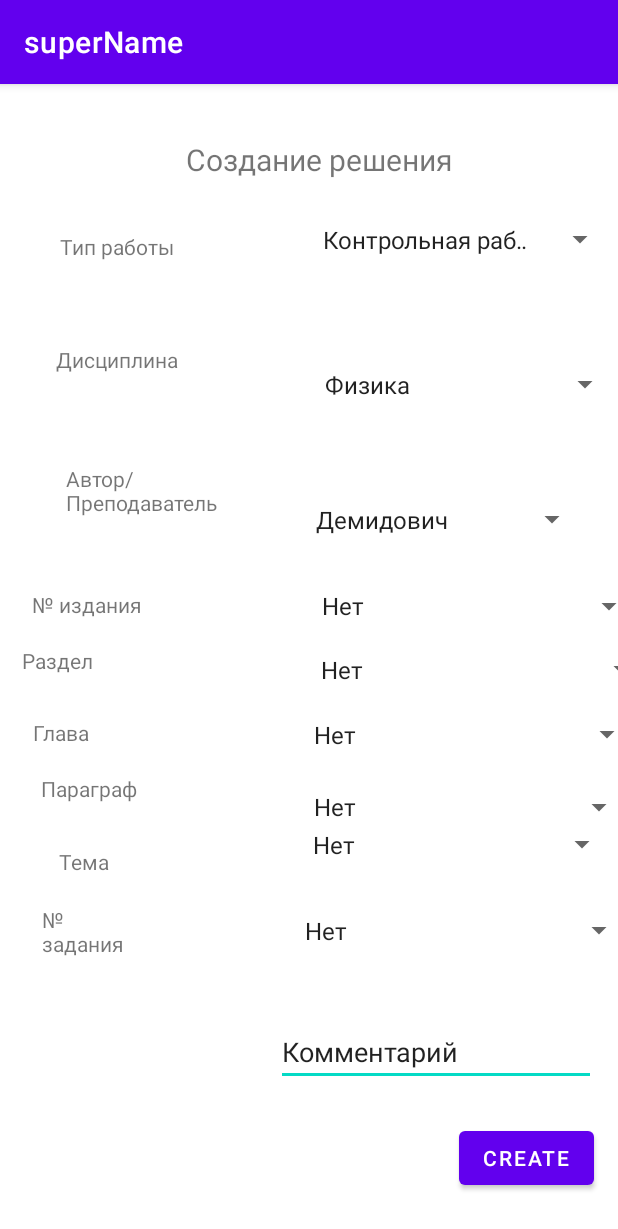
After one commit to AleksandrMandrov/Bank-of-information, an Android app: the Download screen opened directly, with no data from a screen before it, on a phone screen of 412 x 824 dp. The commit adds this screen. Shown: the top 1229 px of the screen. Run offline under Robolectric (Android 15) with nearby library versions, the phone set to English and light mode, and no system bars.

Commit message:
Downloadpage

```diff
--- a/app/src/main/AndroidManifest.xml
+++ b/app/src/main/AndroidManifest.xml
@@ -10,6 +10,9 @@
         android:supportsRtl="true"
         android:theme="@style/Theme.MyApplication">
         <activity
+            android:name=".Download"
+            android:exported="true" />
+        <activity
             android:name=".LastSolutions"
             android:exported="true"
             android:label="Последние решения" />
@@ -17,7 +20,7 @@
             android:name=".RegisterActivity"
             android:exported="true"
             android:label="Регистрация"
-            android:screenOrientation="portrait"/>
+            android:screenOrientation="portrait" />
         <activity
             android:name=".MainActivity"
             android:exported="true"
--- /dev/null
+++ b/app/src/main/java/com/example/myapplication/Download.java
@@ -0,0 +1,14 @@
+package com.example.myapplication;
+
+import androidx.appcompat.app.AppCompatActivity;
+
+import android.os.Bundle;
+
+public class Download extends AppCompatActivity {
+
+    @Override
+    protected void onCreate(Bundle savedInstanceState) {
+        super.onCreate(savedInstanceState);
+        setContentView(R.layout.activity_download);
+    }
+}
--- a/app/src/main/java/com/example/myapplication/LastSolutions.java
+++ b/app/src/main/java/com/example/myapplication/LastSolutions.java
@@ -2,8 +2,10 @@ package com.example.myapplication;
 
 import androidx.appcompat.app.AppCompatActivity;
 
+import android.content.Intent;
+import android.os.Bundle;
+import android.view.View;
 
-import android.os.Bundle;
 
 public class LastSolutions extends AppCompatActivity {
 
@@ -15,4 +17,9 @@ public class LastSolutions extends AppCompatActivity {
 
     }
 
+    public void moveToDownload(View view) {
+        Intent intent = new Intent(this, Download.class);
+        startActivity(intent);
+    }
+
 }
--- /dev/null
+++ b/app/src/main/res/layout/activity_download.xml
@@ -0,0 +1,317 @@
+<?xml version="1.0" encoding="utf-8"?>
+<androidx.constraintlayout.widget.ConstraintLayout xmlns:android="http://schemas.android.com/apk/res/android"
+    xmlns:app="http://schemas.android.com/apk/res-auto"
+    xmlns:tools="http://schemas.android.com/tools"
+    android:layout_width="match_parent"
+    android:layout_height="match_parent"
+    tools:context=".Download">
+
+
+    <TextView
+        android:id="@+id/textview_second"
+        android:layout_width="wrap_content"
+        android:layout_height="wrap_content"
+        android:layout_marginBottom="75dp"
+        app:layout_constraintBottom_toTopOf="@+id/spinner2"
+        app:layout_constraintEnd_toEndOf="parent"
+        app:layout_constraintStart_toStartOf="parent"
+        app:layout_constraintTop_toTopOf="parent" />
+
+    <com.google.android.material.chip.ChipGroup
+        android:id="@+id/chipGroup3"
+        android:layout_width="wrap_content"
+        android:layout_height="wrap_content"
+        android:layout_marginStart="55dp"
+        android:layout_marginTop="96dp"
+        app:layout_constraintStart_toStartOf="parent"
+        app:layout_constraintTop_toTopOf="parent">
+
+    </com.google.android.material.chip.ChipGroup>
+
+    <RadioGroup
+        android:id="@+id/radioGroup"
+        android:layout_width="wrap_content"
+        android:layout_height="wrap_content"
+        android:layout_marginStart="47dp"
+        android:layout_marginTop="49dp"
+        app:layout_constraintStart_toStartOf="parent"
+        app:layout_constraintTop_toTopOf="parent" />
+
+    <TextView
+        android:id="@+id/textView"
+        android:layout_width="wrap_content"
+        android:layout_height="wrap_content"
+        android:layout_marginStart="124dp"
+        android:layout_marginTop="29dp"
+        android:layout_marginBottom="181dp"
+        android:text="Создание решения"
+        android:textSize="20dp"
+        app:layout_constraintBottom_toTopOf="@+id/textView13"
+        app:layout_constraintEnd_toEndOf="parent"
+        app:layout_constraintHorizontal_bias="0.0"
+        app:layout_constraintStart_toStartOf="parent"
+        app:layout_constraintTop_toTopOf="parent"
+        app:layout_constraintVertical_bias="0.021" />
+
+    <Button
+        android:id="@+id/button"
+        android:layout_width="wrap_content"
+        android:layout_height="wrap_content"
+        android:layout_marginEnd="16dp"
+        android:layout_marginBottom="28dp"
+        android:text="Create"
+        app:layout_constraintBottom_toBottomOf="parent"
+        app:layout_constraintEnd_toEndOf="parent" />
+
+    <TextView
+        android:id="@+id/textView11"
+        android:layout_width="134dp"
+        android:layout_height="35dp"
+        android:layout_marginStart="40dp"
+        android:layout_marginTop="96dp"
+        android:layout_marginEnd="33dp"
+        android:layout_marginBottom="411dp"
+        android:text="Тип работы"
+        app:layout_constraintBottom_toTopOf="@+id/textView19"
+        app:layout_constraintEnd_toStartOf="@+id/spinner2"
+        app:layout_constraintStart_toStartOf="parent"
+        app:layout_constraintTop_toTopOf="parent" />
+
+    <Spinner
+        android:id="@+id/spinner2"
+        android:layout_width="203dp"
+        android:layout_height="31dp"
+        android:layout_marginTop="82dp"
+        android:layout_marginEnd="1dp"
+        android:layout_marginBottom="370dp"
+        android:entries="@array/KindOfWork"
+        app:layout_constraintBottom_toTopOf="@+id/spinner9"
+        app:layout_constraintEnd_toEndOf="parent"
+        app:layout_constraintStart_toEndOf="@+id/textView11"
+        app:layout_constraintTop_toTopOf="parent"
+        app:layout_constraintVertical_bias="1.0" />
+
+    <TextView
+        android:id="@+id/textView2"
+        android:layout_width="120dp"
+        android:layout_height="40dp"
+        android:layout_marginStart="40dp"
+        android:layout_marginTop="40dp"
+        android:layout_marginEnd="51dp"
+        android:text="Дисциплина"
+        app:layout_constraintEnd_toStartOf="@+id/spinner3"
+        app:layout_constraintStart_toStartOf="parent"
+        app:layout_constraintTop_toBottomOf="@+id/textView11" />
+
+    <Spinner
+        android:id="@+id/spinner3"
+        android:layout_width="205dp"
+        android:layout_height="58dp"
+        android:layout_marginEnd="1dp"
+        android:layout_marginBottom="528dp"
+        android:entries="@array/TheScience"
+        app:layout_constraintBottom_toBottomOf="parent"
+        app:layout_constraintEnd_toEndOf="parent"
+        app:layout_constraintStart_toEndOf="@+id/textView2"
+        app:layout_constraintTop_toBottomOf="@+id/spinner2"
+        app:layout_constraintVertical_bias="0.826" />
+
+    <TextView
+        android:id="@+id/textView13"
+        android:layout_width="115dp"
+        android:layout_height="61dp"
+        android:layout_marginStart="25dp"
+        android:layout_marginEnd="25dp"
+        android:layout_marginBottom="446dp"
+        android:text="Автор/Преподаватель"
+        app:layout_constraintBottom_toBottomOf="parent"
+        app:layout_constraintEnd_toStartOf="@+id/spinner4"
+        app:layout_constraintStart_toStartOf="parent"
+        app:layout_constraintTop_toBottomOf="@+id/textView" />
+
+    <Spinner
+        android:id="@+id/spinner4"
+        android:layout_width="189dp"
+        android:layout_height="59dp"
+        android:layout_marginEnd="1dp"
+        android:layout_marginBottom="448dp"
+        android:entries="@array/Author"
+        app:layout_constraintBottom_toBottomOf="parent"
+        app:layout_constraintEnd_toEndOf="parent"
+        app:layout_constraintStart_toEndOf="@+id/textView13"
+        app:layout_constraintTop_toBottomOf="@+id/spinner2"
+        app:layout_constraintVertical_bias="1.0" />
+
+    <TextView
+        android:id="@+id/textView14"
+        android:layout_width="114dp"
+        android:layout_height="25dp"
+        android:layout_marginStart="40dp"
+        android:layout_marginEnd="71dp"
+        android:layout_marginBottom="405dp"
+        android:text="№ издания"
+        app:layout_constraintBottom_toBottomOf="parent"
+        app:layout_constraintEnd_toStartOf="@+id/spinner5"
+        app:layout_constraintStart_toStartOf="parent"
+        app:layout_constraintTop_toBottomOf="@+id/textView11"
+        app:layout_constraintVertical_bias="1.0" />
+
+    <Spinner
+        android:id="@+id/spinner5"
+        android:layout_width="223dp"
+        android:layout_height="29dp"
+        android:layout_marginEnd="1dp"
+        android:layout_marginBottom="405dp"
+        android:entries="@array/Edition"
+        app:layout_constraintBottom_toBottomOf="parent"
+        app:layout_constraintEnd_toEndOf="parent"
+        app:layout_constraintStart_toEndOf="@+id/textView14"
+        app:layout_constraintTop_toBottomOf="@+id/spinner2"
+        app:layout_constraintVertical_bias="1.0" />
+
+    <TextView
+        android:id="@+id/textView15"
+        android:layout_width="91dp"
+        android:layout_height="26dp"
+        android:layout_marginStart="40dp"
+        android:layout_marginEnd="100dp"
+        android:layout_marginBottom="367dp"
+        android:text="Раздел"
+        app:layout_constraintBottom_toBottomOf="parent"
+        app:layout_constraintEnd_toStartOf="@+id/spinner6"
+        app:layout_constraintStart_toStartOf="parent"
+        app:layout_constraintTop_toBottomOf="@+id/textView11"
+        app:layout_constraintVertical_bias="1.0" />
+
+    <Spinner
+        android:id="@+id/spinner6"
+        android:layout_width="232dp"
+        android:layout_height="31dp"
+        android:layout_marginBottom="362dp"
+        android:entries="@array/ChapterR"
+        app:layout_constraintBottom_toBottomOf="parent"
+        app:layout_constraintEnd_toEndOf="parent"
+        app:layout_constraintStart_toEndOf="@+id/textView15"
+        app:layout_constraintTop_toBottomOf="@+id/spinner2"
+        app:layout_constraintVertical_bias="1.0" />
+
+    <TextView
+        android:id="@+id/textView16"
+        android:layout_width="59dp"
+        android:layout_height="25dp"
+        android:layout_marginStart="40dp"
+        android:layout_marginEnd="120dp"
+        android:layout_marginBottom="318dp"
+        android:text="Глава"
+        app:layout_constraintBottom_toBottomOf="parent"
+        app:layout_constraintEnd_toStartOf="@+id/spinner7"
+        app:layout_constraintStart_toStartOf="parent"
+        app:layout_constraintTop_toBottomOf="@+id/textView11"
+        app:layout_constraintVertical_bias="0.992" />
+
+    <Spinner
+        android:id="@+id/spinner7"
+        android:layout_width="227dp"
+        android:layout_height="26dp"
+        android:layout_marginEnd="1dp"
+        android:layout_marginBottom="309dp"
+        android:entries="@array/CharapterG"
+        app:layout_constraintBottom_toBottomOf="parent"
+        app:layout_constraintEnd_toEndOf="parent"
+        app:layout_constraintStart_toEndOf="@+id/textView16"
+        app:layout_constraintTop_toBottomOf="@+id/spinner2"
+        app:layout_constraintVertical_bias="0.961" />
+
+    <TextView
+        android:id="@+id/textView17"
+        android:layout_width="74dp"
+        android:layout_height="29dp"
+        android:layout_marginStart="40dp"
+        android:layout_marginEnd="100dp"
+        android:layout_marginBottom="273dp"
+        android:text="Параграф"
+        app:layout_constraintBottom_toBottomOf="parent"
+        app:layout_constraintEnd_toStartOf="@+id/spinner8"
+        app:layout_constraintStart_toStartOf="parent"
+        app:layout_constraintTop_toBottomOf="@+id/textView11"
+        app:layout_constraintVertical_bias="0.984" />
+
+    <Spinner
+        android:id="@+id/spinner8"
+        android:layout_width="222dp"
+        android:layout_height="24dp"
+        android:layout_marginEnd="1dp"
+        android:layout_marginBottom="267dp"
+        android:entries="@array/Paragraph"
+        app:layout_constraintBottom_toBottomOf="parent"
+        app:layout_constraintEnd_toEndOf="parent"
+        app:layout_constraintStart_toEndOf="@+id/textView17"
+        app:layout_constraintTop_toBottomOf="@+id/spinner2"
+        app:layout_constraintVertical_bias="0.981" />
+
+    <TextView
+        android:id="@+id/textView18"
+        android:layout_width="61dp"
+        android:layout_height="30dp"
+        android:layout_marginStart="40dp"
+        android:layout_marginEnd="100dp"
+        android:layout_marginBottom="229dp"
+        android:text="Тема"
+        app:layout_constraintBottom_toBottomOf="parent"
+        app:layout_constraintEnd_toStartOf="@+id/spinner9"
+        app:layout_constraintStart_toStartOf="parent"
+        app:layout_constraintTop_toBottomOf="@+id/textView11"
+        app:layout_constraintVertical_bias="1.0" />
+
+    <Spinner
+        android:id="@+id/spinner9"
+        android:layout_width="211dp"
+        android:layout_height="35dp"
+        android:layout_marginTop="480dp"
+        android:layout_marginEnd="1dp"
+        android:layout_marginBottom="18dp"
+        android:entries="@array/Theme"
+        app:layout_constraintBottom_toTopOf="@+id/spinner10"
+        app:layout_constraintEnd_toEndOf="parent"
+        app:layout_constraintStart_toEndOf="@+id/textView18"
+        app:layout_constraintTop_toTopOf="parent" />
+
+    <TextView
+        android:id="@+id/textView19"
+        android:layout_width="67dp"
+        android:layout_height="36dp"
+        android:layout_marginStart="40dp"
+        android:layout_marginEnd="100dp"
+        android:layout_marginBottom="182dp"
+        android:text="№  задания"
+        app:layout_constraintBottom_toBottomOf="parent"
+        app:layout_constraintEnd_toStartOf="@+id/spinner10"
+        app:layout_constraintStart_toStartOf="parent"
+        app:layout_constraintTop_toBottomOf="@+id/textView11" />
+
+    <Spinner
+        android:id="@+id/spinner10"
+        android:layout_width="228dp"
+        android:layout_height="26dp"
+        android:layout_marginEnd="1dp"
+        android:layout_marginBottom="181dp"
+        android:entries="@array/JobNumber"
+        app:layout_constraintBottom_toBottomOf="parent"
+        app:layout_constraintEnd_toEndOf="parent"
+        app:layout_constraintStart_toEndOf="@+id/textView19"
+        app:layout_constraintTop_toBottomOf="@+id/spinner9" />
+
+    <EditText
+        android:id="@+id/editTextTextPersonName"
+        android:layout_width="wrap_content"
+        android:layout_height="wrap_content"
+        android:layout_marginStart="184dp"
+        android:layout_marginBottom="100dp"
+        android:ems="10"
+        android:inputType="textPersonName"
+        android:text="Комментарий"
+        app:layout_constraintBottom_toBottomOf="parent"
+        app:layout_constraintStart_toStartOf="parent" />
+
+
+</androidx.constraintlayout.widget.ConstraintLayout>
--- a/app/src/main/res/layout/activity_last_solutions.xml
+++ b/app/src/main/res/layout/activity_last_solutions.xml
@@ -7,21 +7,26 @@
     android:background="@color/white"
     tools:context=".LastSolutions">
 
-    <TextView
-        android:id="@+id/textView2"
-        android:layout_width="wrap_content"
-        android:layout_height="wrap_content"
-        android:text="Вроде как работает"
-        android:textColor="@color/black"
-        android:textSize="60sp"
-        app:layout_constraintBottom_toBottomOf="parent"
-        app:layout_constraintStart_toStartOf="parent"
-        app:layout_constraintTop_toTopOf="parent" />
-
     <ListView
         android:id="@+id/list"
         android:layout_width="0dp"
         android:layout_height="0dp"
+        app:layout_constraintBottom_toTopOf="parent"
+        app:layout_constraintEnd_toStartOf="parent"
+        app:layout_constraintStart_toStartOf="parent"
+        app:layout_constraintTop_toTopOf="parent" />
+
+    <com.google.android.material.floatingactionbutton.FloatingActionButton
+        android:id="@+id/floatingActionButton"
+        android:layout_width="57dp"
+        android:layout_height="58dp"
+        android:layout_marginEnd="35dp"
+        android:layout_marginBottom="60dp"
+        android:clickable="true"
+        android:onClick="moveToDownload"
+        app:layout_constraintBottom_toBottomOf="parent"
+        app:layout_constraintEnd_toEndOf="parent"
+        app:srcCompat="@android:drawable/ic_input_add" />
         app:layout_constraintTop_toBottomOf="@+id/textView2"
         app:layout_constraintBottom_toBottomOf="parent"
         app:layout_constraintLeft_toLeftOf="parent"
--- a/app/src/main/res/values/strings.xml
+++ b/app/src/main/res/values/strings.xml
@@ -1,4 +1,83 @@
 <resources>
     <string name="app_name">superName</string>
     <string name="password_instruction">Your password must consist of this and that (this requirement awaits the edition)</string>
+    <string-array name="creatingSolutions">
+        <item>Тип работы</item>
+        <item>Наука</item>
+        <item>Дисциплина</item>
+        <item>Автор(Фамилия И. О.)</item>
+        <item>№ издания</item>
+        <item>Раздел</item>
+        <item>Глава</item>
+        <item>Параграф</item>
+        <item>Тема</item>
+        <item>№ издания</item>
+    </string-array>
+    <string-array name="KindOfWork">
+        <item>Контрольная работа</item>
+        <item>Тест</item>
+        <item>Домашняя работа</item>
+        <item>Доклад</item>
+        <item>Лекции</item>
+        <item>Семинары</item>
+        <item>Учебная литература</item>
+        <item>Сессия</item>
+        <item>Лабораторные работы</item>
+    </string-array>
+    <string-array name="TheScience">
+        <item>Физика</item>
+        <item>Математический анализ</item>
+        <item>Аналитическая геометрия</item>
+        <item>Линейная алгебра</item>
+        <item>Дискретная математика</item>
+        <item>Основы гуманитарного знания</item>
+        <item>Информатика</item>
+        <item>ЭВМ</item>
+        <item>Риторика</item>
+        <item>Химия</item>
+        <item>Английский язык</item>
+        <item>Китайский язык</item>
+    </string-array>
+    <string-array name="Author">
+        <item>Демидович</item>
+        <item>Савельев</item>
+        <item>Клетник</item>
+        <item>Иродов</item>
+        <item>...</item>
+        <item>Окороков</item>
+        <item>Теляковский</item>
+        <item>Камынин</item>
+        <item>Шмалий</item>
+    </string-array>
+    <string-array name="Edition">
+        <item>Нет</item>
+        <item>1-е</item>
+        <item>2-е</item>
+        <item>3-е</item>
+    </string-array>
+    <string-array name="ChapterR">
+        <item>Нет</item>
+        <item>1-ый</item>
+        <item>...</item>
+    </string-array>
+    <string-array name="CharapterG">
+        <item>Нет</item>
+        <item>1-ая</item>
+        <item>...</item>
+    </string-array>
+    <string-array name="Paragraph">
+        <item>Нет</item>
+        <item>1-ый</item>
+        <item>...</item>
+    </string-array>
+    <string-array name="Theme">
+        <item>Нет</item>
+        <item>1-ая</item>
+        <item>...</item>
+    </string-array>
+    <string-array name="JobNumber">
+        <item>Нет</item>
+        <item>1</item>
+        <item>...</item>
+    </string-array>
 </resources>
```
